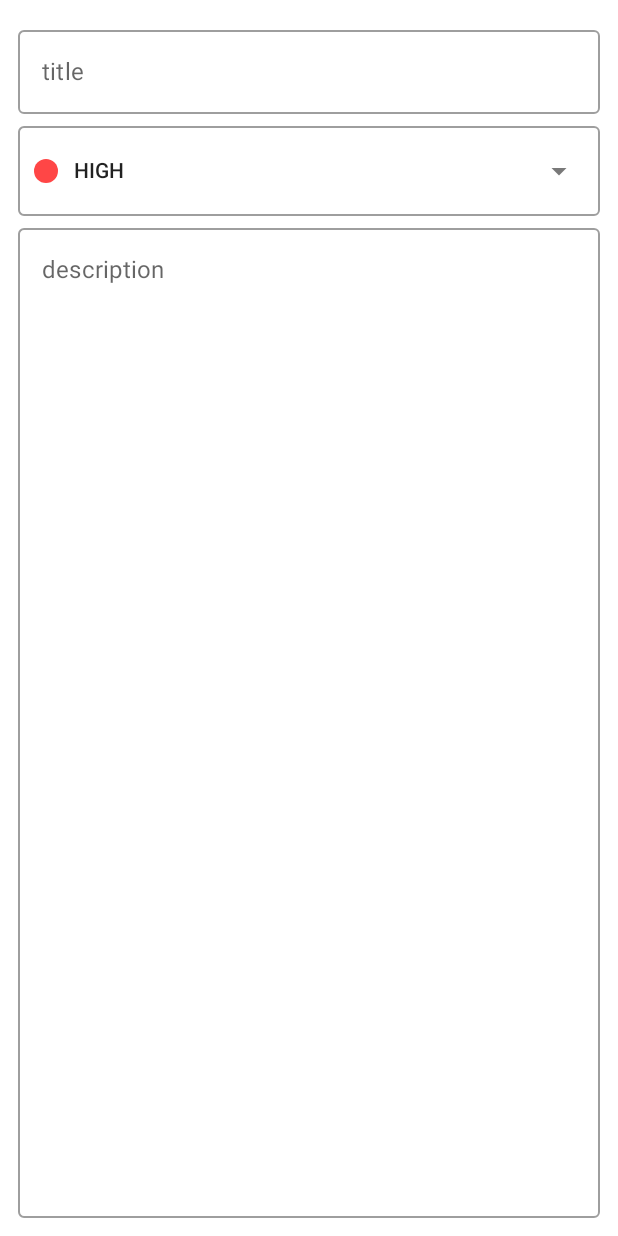
After one commit to yusufgltc/To-DoTaskCompose, an Android app built with Jetpack Compose: the composable TaskContent called with empty values, on a phone screen of 412 x 824 dp. The commit adds this screen. Run offline under Robolectric (Android 15) with nearby library versions, the phone set to English and light mode, and no system bars; our stand-ins replace accompanist.

Commit message:
Implemented TaskScreen design and logic

```diff
--- /dev/null
+++ b/app/src/main/java/com/example/android/to_doappwithcompose/components/PriorityDropDown.kt
@@ -0,0 +1,113 @@
+package com.example.android.to_doappwithcompose.components
+
+import androidx.compose.animation.core.animateFloatAsState
+import androidx.compose.foundation.Canvas
+import androidx.compose.foundation.background
+import androidx.compose.foundation.border
+import androidx.compose.foundation.clickable
+import androidx.compose.foundation.layout.Row
+import androidx.compose.foundation.layout.fillMaxWidth
+import androidx.compose.foundation.layout.height
+import androidx.compose.foundation.layout.size
+import androidx.compose.material.*
+import androidx.compose.material.icons.Icons
+import androidx.compose.material.icons.filled.ArrowDropDown
+import androidx.compose.runtime.*
+import androidx.compose.ui.Alignment
+import androidx.compose.ui.Modifier
+import androidx.compose.ui.draw.alpha
+import androidx.compose.ui.draw.rotate
+import androidx.compose.ui.res.stringResource
+import androidx.compose.ui.tooling.preview.Preview
+import androidx.compose.ui.unit.dp
+import com.example.android.to_doappwithcompose.R
+import com.example.android.to_doappwithcompose.data.models.Priority
+import com.example.android.to_doappwithcompose.ui.theme.PRIORITY_DROP_DOWN_HEIGHT
+import com.example.android.to_doappwithcompose.ui.theme.PRIORITY_INDICATOR_SIZE
+
+@Composable
+fun PriorityDropDown(
+    priority: Priority,
+    onPrioritySelected: (Priority) -> Unit
+) {
+    var expanded by remember { mutableStateOf(false) }
+    val angle: Float by animateFloatAsState(targetValue = if (expanded) 180f else 0f)
+
+
+    Row(
+        modifier = Modifier
+            .fillMaxWidth()
+            .background(MaterialTheme.colors.background)
+            .height(PRIORITY_DROP_DOWN_HEIGHT)
+            .clickable { expanded = true }
+            .border(
+                width = 1.dp,
+                color = MaterialTheme.colors.onSurface.copy(
+                    ContentAlpha.disabled
+                ),
+                shape = MaterialTheme.shapes.small
+            ),
+        verticalAlignment = Alignment.CenterVertically
+    ) {
+        Canvas(
+            modifier = Modifier
+                .size(PRIORITY_INDICATOR_SIZE)
+                .weight(1f)
+        ) {
+            drawCircle(color = priority.color)
+        }
+        Text(
+            modifier = Modifier.weight(8f),
+            text = priority.name,
+            style = MaterialTheme.typography.subtitle2
+        )
+        IconButton(
+            modifier = Modifier
+                .alpha(ContentAlpha.medium)
+                .weight(1.5f)
+                .rotate(degrees = angle),
+            onClick = { expanded = true }
+        ) {
+            Icon(
+                imageVector = Icons.Filled.ArrowDropDown,
+                contentDescription = stringResource(R.string.dropdown_arrow_icon)
+            )
+        }
+        DropdownMenu(
+            modifier = Modifier.fillMaxWidth(fraction = 0.94f),
+            expanded = expanded,
+            onDismissRequest = { expanded = false }
+        ) {
+            DropdownMenuItem(onClick = {
+                expanded = false
+                onPrioritySelected(Priority.LOW)
+            }
+            ) {
+                PriorityItem(priority = Priority.LOW)
+            }
+
+
+            DropdownMenuItem(onClick = {
+                expanded = false
+                onPrioritySelected(Priority.MEDIUM)
+            }
+            ) {
+                PriorityItem(priority = Priority.MEDIUM)
+            }
+
+            DropdownMenuItem(onClick = {
+                expanded = false
+                onPrioritySelected(Priority.HIGH)
+            }
+            ) {
+                PriorityItem(priority = Priority.HIGH)
+            }
+        }
+    }
+}
+
+@Preview
+@Composable
+fun PriorityDropDownPrev() {
+    PriorityDropDown(priority = Priority.LOW, onPrioritySelected = {})
+}
--- a/app/src/main/java/com/example/android/to_doappwithcompose/navigation/Navigation.kt
+++ b/app/src/main/java/com/example/android/to_doappwithcompose/navigation/Navigation.kt
@@ -25,6 +25,6 @@ fun SetupNavigation(
         startDestination = LIST_SCREEN
     ) {
         listComposable(navigateToTaskScreen = screen.task, sharedViewModel = sharedViewModel)
-        taskComposable(navigateToListScreen = screen.list)
+        taskComposable(navigateToListScreen = screen.list, sharedViewModel = sharedViewModel)
     }
 }
--- /dev/null
+++ b/app/src/main/java/com/example/android/to_doappwithcompose/ui/screens/task/TaskContent.kt
@@ -0,0 +1,69 @@
+package com.example.android.to_doappwithcompose.ui.screens.task
+
+import androidx.compose.foundation.background
+import androidx.compose.foundation.layout.*
+import androidx.compose.material.Divider
+import androidx.compose.material.MaterialTheme
+import androidx.compose.material.OutlinedTextField
+import androidx.compose.material.Text
+import androidx.compose.runtime.Composable
+import androidx.compose.ui.Modifier
+import androidx.compose.ui.res.stringResource
+import androidx.compose.ui.tooling.preview.Preview
+import com.example.android.to_doappwithcompose.R
+import com.example.android.to_doappwithcompose.components.PriorityDropDown
+import com.example.android.to_doappwithcompose.data.models.Priority
+import com.example.android.to_doappwithcompose.ui.theme.LARGE_PADDING
+import com.example.android.to_doappwithcompose.ui.theme.MEDIUM_PADDING
+
+@Composable
+fun TaskContent(
+    title: String,
+    onTitleChange: (String) -> Unit,
+    description: String,
+    onDescriptionChange: (String) -> Unit,
+    priority: Priority,
+    onPrioritySelected: (Priority) -> Unit
+) {
+    Column(
+        modifier = Modifier
+            .fillMaxWidth()
+            .background(MaterialTheme.colors.background)
+            .padding(all = LARGE_PADDING)
+
+    ) {
+        OutlinedTextField(
+            modifier = Modifier.fillMaxWidth(),
+            value =title,
+            onValueChange = {onTitleChange(it)},
+            label = { Text(text = stringResource(R.string.title))},
+            textStyle = MaterialTheme.typography.body1,
+            singleLine = true
+        )
+        Divider(
+            modifier = Modifier.height(MEDIUM_PADDING),
+            color = MaterialTheme.colors.background
+        )
+        PriorityDropDown(priority = priority, onPrioritySelected = onPrioritySelected)
+        OutlinedTextField(
+            modifier = Modifier.fillMaxSize(),
+            value = description,
+            onValueChange = {onDescriptionChange(it)},
+            label = { Text(text = stringResource(R.string.description))},
+            textStyle = MaterialTheme.typography.body1
+        )
+    }
+}
+
+@Preview
+@Composable
+fun TaskContentPrev() {
+    TaskContent(
+        title = "",
+        onTitleChange = {},
+        description = "",
+        onDescriptionChange = {},
+        priority = Priority.MEDIUM,
+        onPrioritySelected = {}
+    )
+}
--- a/app/src/main/java/com/example/android/to_doappwithcompose/ui/theme/Dimensions.kt
+++ b/app/src/main/java/com/example/android/to_doappwithcompose/ui/theme/Dimensions.kt
@@ -6,6 +6,7 @@ val LARGE_PADDING = 12.dp
 val MEDIUM_PADDING = 8.dp
 val SMALL_PADDING = 6.dp
 
+val PRIORITY_DROP_DOWN_HEIGHT = 60.dp
 val PRIORITY_INDICATOR_SIZE = 16.dp
 val TOP_APP_BAR_HEIGHT = 56.dp
 
--- a/app/src/main/res/values/strings.xml
+++ b/app/src/main/res/values/strings.xml
@@ -11,4 +11,11 @@
     <string name="close_icon">Close Icon</string>
     <string name="sad_face_icon">Sad Face Icon</string>
     <string name="no_tasks_found">No Tasks Found</string>
+    <string name="add_task">Add Task</string>
+    <string name="back_arrow">Back Arrow</string>
+    <string name="delete_action">Delete Action</string>
+    <string name="update_icon">Update Icon</string>
+    <string name="dropdown_arrow_icon">DropDown Arrow Icon</string>
+    <string name="title">title</string>
+    <string name="description">description</string>
 </resources>
```
Also changed, not shown: app/src/main/java/com/example/android/to_doappwithcompose/navigation/destinations/TaskComposable.kt (+20 -2 lines), app/src/main/java/com/example/android/to_doappwithcompose/ui/screens/task/TaskAppBar.kt (added, +162 -0 lines), app/src/main/java/com/example/android/to_doappwithcompose/ui/screens/task/TaskScreen.kt (added, +39 -0 lines), app/src/main/java/com/example/android/to_doappwithcompose/ui/veiwmodels/SharedViewModel.kt (+33 -1 lines).
